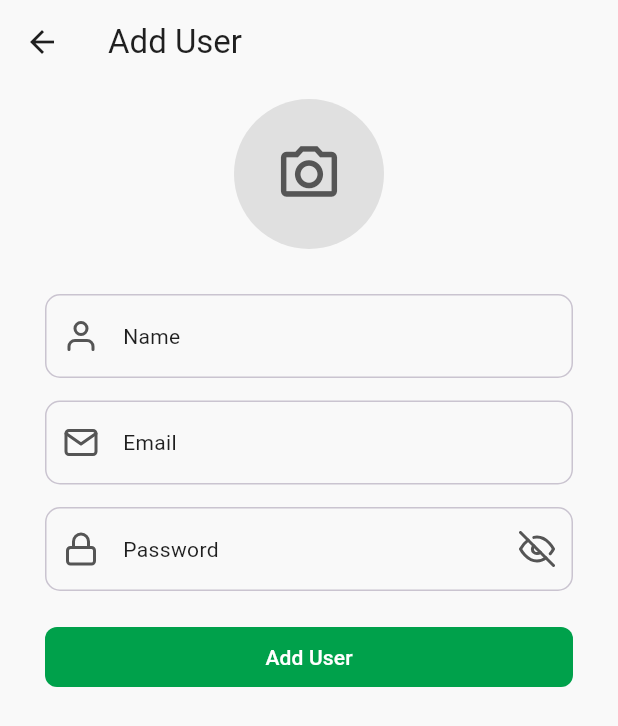
After one commit to Neel-Pandya/FreshCart-App, a Flutter app: the UserScreen screen opened directly, after a tap on the "add" icon, on a phone screen of 412 x 824 dp. The commit adds this screen. Shown: the top 726 px of the screen. Run offline on Flutter 3.47's test engine with Material 3 defaults, Android fonts, the phone set to English and light mode, and no system bars; our stand-ins replace flutter_feather_icons, flutter_riverpod, flutter_svg, form_field_validator, google_fonts, pin_code_fields and 2 more.

Commit message:
Add user management screens and routing to admin panel
Introduces user management functionality to the admin panel, including user listing, add user, and update user screens. Adds user data model, sample data, and related widgets for user forms and list items. Updates admin routes and master layout to integrate the new user management features.

```diff
--- a/frontend/lib/core/routes/admin_routes.dart
+++ b/frontend/lib/core/routes/admin_routes.dart
@@ -1,6 +1,7 @@
 import 'package:flutter/material.dart';
 import 'package:frontend/modules/admin/category/screens/add_category_screen.dart';
 import 'package:frontend/modules/admin/product/screens/add_product_screen.dart';
+import 'package:frontend/modules/admin/user/screens/add_user_screen.dart';
 import 'package:frontend/layout/admin_master_layout.dart';
 
 class AdminRoutes {
@@ -9,9 +10,11 @@ class AdminRoutes {
   static const master = '/admin/master';
   static const addProduct = '/admin/addProduct';
   static const addCategory = '/admin/addCategory';
+  static const addUser = '/admin/addUser';
   static Map<String, WidgetBuilder> routes = {
     master: (context) => const AdminMasterLayout(),
     addProduct: (context) => const AddProductScreen(),
     addCategory: (context) => const AddCategoryScreen(),
+    addUser: (context) => const AddUserScreen(),
   };
 }
--- a/frontend/lib/layout/admin_master_layout.dart
+++ b/frontend/lib/layout/admin_master_layout.dart
@@ -5,6 +5,7 @@ import 'package:frontend/core/widgets/drawer_navigation.dart';
 import 'package:frontend/modules/admin/category/screens/category_screen.dart';
 import 'package:frontend/modules/admin/dashboard/screens/dashboard_screen.dart';
 import 'package:frontend/modules/admin/product/screens/products_screen.dart';
+import 'package:frontend/modules/admin/user/screens/user_screen.dart';
 
 class AdminMasterLayout extends ConsumerStatefulWidget {
   const AdminMasterLayout({super.key});
@@ -19,7 +20,7 @@ class _AdminMasterLayoutState extends ConsumerState<AdminMasterLayout> {
     {'title': 'Products', 'widget': ProductsScreen()},
     {'title': 'Orders', 'widget': Placeholder()},
     {'title': 'Categories', 'widget': CategoryScreen()},
-    {'title': 'Users', 'widget': Placeholder()},
+    {'title': 'Users', 'widget': UserScreen()},
     {'title': 'Settings', 'widget': Placeholder()},
   ];
 
--- /dev/null
+++ b/frontend/lib/modules/admin/user/data/user_data.dart
@@ -0,0 +1,10 @@
+import 'package:frontend/modules/admin/user/models/user.dart';
+
+final userData = const <User>[
+  User(
+    userId: '1',
+    name: 'Neel Pandya',
+    email: 'neelpandya2601@gmail.com',
+    imageUrl: 'assets/images/user/common_profile.png',
+  ),
+];
--- /dev/null
+++ b/frontend/lib/modules/admin/user/models/user.dart
@@ -0,0 +1,13 @@
+class User {
+  final String userId;
+  final String name;
+  final String email;
+  final String imageUrl;
+
+  const User({
+    required this.userId,
+    required this.name,
+    required this.email,
+    required this.imageUrl,
+  });
+}
--- /dev/null
+++ b/frontend/lib/modules/admin/user/screens/add_user_screen.dart
@@ -0,0 +1,21 @@
+import 'package:flutter/material.dart';
+import 'package:frontend/modules/admin/user/widgets/add_user_form.dart';
+
+class AddUserScreen extends StatelessWidget {
+  const AddUserScreen({super.key});
+
+  @override
+  Widget build(BuildContext context) {
+    return Scaffold(
+      appBar: AppBar(title: const Text('Add User')),
+      body: const SafeArea(
+        child: SingleChildScrollView(
+          child: Padding(
+            padding: EdgeInsets.symmetric(horizontal: 30, vertical: 10),
+            child: AddUserForm(),
+          ),
+        ),
+      ),
+    );
+  }
+}
--- /dev/null
+++ b/frontend/lib/modules/admin/user/screens/update_user_screen.dart
@@ -0,0 +1,24 @@
+import 'package:flutter/material.dart';
+import 'package:frontend/modules/admin/user/models/user.dart';
+import 'package:frontend/modules/admin/user/widgets/update_user_form.dart';
+
+class UpdateUserScreen extends StatelessWidget {
+  const UpdateUserScreen({super.key, required this.user});
+
+  final User user;
+
+  @override
+  Widget build(BuildContext context) {
+    return Scaffold(
+      appBar: AppBar(title: const Text('Update User')),
+      body: SafeArea(
+        child: SingleChildScrollView(
+          child: Padding(
+            padding: const EdgeInsets.symmetric(horizontal: 30, vertical: 10),
+            child: UpdateUserForm(user: user),
+          ),
+        ),
+      ),
+    );
+  }
+}
--- /dev/null
+++ b/frontend/lib/modules/admin/user/screens/user_screen.dart
@@ -0,0 +1,30 @@
+import 'package:flutter/material.dart';
+import 'package:frontend/core/routes/admin_routes.dart';
+import 'package:frontend/modules/admin/user/data/user_data.dart';
+import 'package:frontend/modules/admin/user/widgets/user_list_item.dart';
+
+class UserScreen extends StatelessWidget {
+  const UserScreen({super.key});
+
+  @override
+  Widget build(BuildContext context) {
+    return Scaffold(
+      floatingActionButton: FloatingActionButton(
+        onPressed: () {
+          Navigator.of(context).pushNamed(AdminRoutes.addUser);
+        },
+        elevation: 0,
+        shape: const CircleBorder(),
+        child: const Icon(Icons.add),
+      ),
+      body: Padding(
+        padding: const EdgeInsets.all(20),
+        child: ListView.separated(
+          itemCount: userData.length,
+          itemBuilder: (context, index) => UserListItem(user: userData[index]),
+          separatorBuilder: (context, index) => const SizedBox(height: 10),
+        ),
+      ),
+    );
+  }
+}
--- /dev/null
+++ b/frontend/lib/modules/admin/user/widgets/add_user_form.dart
@@ -0,0 +1,142 @@
+import 'package:flutter/material.dart';
+import 'package:flutter_feather_icons/flutter_feather_icons.dart';
+import 'package:form_field_validator/form_field_validator.dart';
+import 'package:frontend/core/theme/app_colors.dart';
+import 'package:frontend/core/widgets/form_textfield.dart';
+import 'package:frontend/core/widgets/primary_button.dart';
+import 'package:frontend/core/utils/toaster.dart';
+
+class AddUserForm extends StatefulWidget {
+  const AddUserForm({super.key});
+
+  @override
+  State<AddUserForm> createState() => _AddUserFormState();
+}
+
+class _AddUserFormState extends State<AddUserForm> {
+  final _formKey = GlobalKey<FormState>();
+  bool _isPasswordVisible = false;
+
+  late final TextEditingController _nameController, _emailController, _passwordController;
+
+  void _handleAddUser() {
+    if (!_formKey.currentState!.validate()) return;
+    FocusManager.instance.primaryFocus?.unfocus();
+    Toaster.showSuccessMessage(context: context, message: 'User added successfully');
+    // close the form after 2 seconds
+    Future.delayed(const Duration(seconds: 2), () {
+      if (!mounted) return;
+      Navigator.of(context).pop();
+    });
+  }
+
+  @override
+  void initState() {
+    super.initState();
+    _nameController = TextEditingController();
+    _emailController = TextEditingController();
+    _passwordController = TextEditingController();
+  }
+
+  @override
+  void dispose() {
+    _nameController.dispose();
+    _emailController.dispose();
+    _passwordController.dispose();
+    super.dispose();
+  }
+
+  @override
+  Widget build(BuildContext context) {
+    return Form(
+      key: _formKey,
+      child: Column(
+        crossAxisAlignment: CrossAxisAlignment.stretch,
+        children: [
+          Center(
+            child: Container(
+              decoration: BoxDecoration(
+                borderRadius: BorderRadius.circular(100),
+                color: AppColors.border,
+              ),
+              height: 100,
+              width: 100,
+              child: const Icon(Icons.camera_alt_outlined, color: AppColors.iconColor, size: 45),
+            ),
+          ),
+
+          const SizedBox(height: 30),
+
+          FormTextField(
+            labelText: 'Name',
+            filled: false,
+            controller: _nameController,
+            hintText: 'Enter User Name',
+            validator: MultiValidator([
+              RequiredValidator(errorText: 'Name is required'),
+              MinLengthValidator(3, errorText: 'Name must be at least 3 characters long'),
+              MaxLengthValidator(100, errorText: 'Name must be at most 100 characters long'),
+              PatternValidator(
+                r'^[a-zA-Z0-9 ]+$',
+                errorText: 'Name must contain only letters, numbers, and spaces',
+              ),
+            ]).call,
+            prefixIcon: FeatherIcons.user,
+          ),
+
+          const SizedBox(height: 15),
+
+          FormTextField(
+            labelText: 'Email',
+            filled: false,
+            controller: _emailController,
+            hintText: 'Enter User Email',
+            validator: MultiValidator([
+              RequiredValidator(errorText: 'Email is required'),
+              EmailValidator(errorText: 'Invalid email address'),
+            ]).call,
+            prefixIcon: FeatherIcons.mail,
+          ),
+
+          const SizedBox(height: 15),
+
+          FormTextField(
+            labelText: 'Password',
+            filled: false,
+            suffixIcon: _isPasswordVisible ? FeatherIcons.eye : FeatherIcons.eyeOff,
+            onSuffixTap: () => setState(() => _isPasswordVisible = !_isPasswordVisible),
+            controller: _passwordController,
+            obscureText: !_isPasswordVisible,
+            hintText: 'Enter User Password',
+            validator: MultiValidator([
+              RequiredValidator(errorText: 'Password is required'),
+              MinLengthValidator(6, errorText: 'Password must be at least 6 characters long'),
+              MaxLengthValidator(100, errorText: 'Password must be at most 100 characters long'),
+              PatternValidator(
+                r'^(?=.*[A-Z]).+$',
+                errorText: 'Must contain at least one uppercase letter',
+              ),
+
+              PatternValidator(
+                r'^(?=.*[a-z]).+$',
+                errorText: 'Must contain at least one lowercase letter',
+              ),
+
+              PatternValidator(r'^(?=.*\d).+$', errorText: 'Must contain at least one number'),
+
+              PatternValidator(
+                r'^(?=.*[!@#$%^&*()_+{}\[\]:;<>,.?~\\/-]).+$',
+                errorText: 'Must contain at least one special character',
+              ),
+            ]).call,
+            prefixIcon: FeatherIcons.lock,
+          ),
+
+          const SizedBox(height: 20),
+
+          PrimaryButton(text: 'Add User', onPressed: _handleAddUser),
+        ],
+      ),
+    );
+  }
+}
--- /dev/null
+++ b/frontend/lib/modules/admin/user/widgets/user_list_item.dart
@@ -0,0 +1,95 @@
+import 'package:flutter/material.dart';
+import 'package:flutter_feather_icons/flutter_feather_icons.dart';
+import 'package:frontend/core/theme/app_colors.dart';
+import 'package:frontend/core/theme/app_typography.dart';
+import 'package:frontend/core/utils/toaster.dart';
+import 'package:frontend/modules/admin/user/models/user.dart';
+import 'package:frontend/modules/admin/user/screens/update_user_screen.dart';
+
+class UserListItem extends StatelessWidget {
+  const UserListItem({super.key, required this.user});
+  final User user;
+
+  void _handleDeleteUser(BuildContext context) {
+    showDialog(
+      context: context,
+      builder: (ctx) => AlertDialog(
+        icon: const Icon(Icons.warning_amber_outlined, color: AppColors.error),
+        title: Text(
+          'Delete User',
+          style: AppTypography.titleLargeEmphasized.copyWith(color: AppColors.textPrimary),
+        ),
+        content: Text(
+          textAlign: TextAlign.center,
+          'Are you sure you want to delete this user?',
+          style: AppTypography.bodyMedium.copyWith(color: AppColors.textPrimary),
+        ),
+        actionsAlignment: MainAxisAlignment.spaceAround,
+        actions: [
+          TextButton(
+            style: TextButton.styleFrom(
+              foregroundColor: AppColors.textSecondary,
+              backgroundColor: Colors.transparent,
+            ),
+            onPressed: () {
+              Navigator.of(ctx).pop();
+            },
+            child: Text(
+              'Cancel',
+              style: AppTypography.bodyMedium.copyWith(color: AppColors.textSecondary),
+            ),
+          ),
+          TextButton(
+            style: TextButton.styleFrom(
+              foregroundColor: AppColors.error,
+              backgroundColor: Colors.transparent,
+            ),
+            onPressed: () {
+              Toaster.showSuccessMessage(context: context, message: 'User deleted successfully');
+              Navigator.of(ctx).pop();
+            },
+            child: Text('Delete', style: AppTypography.bodyMedium.copyWith(color: AppColors.error)),
+          ),
+        ],
+      ),
+    );
+  }
+
+  @override
+  Widget build(BuildContext context) {
+    return ListTile(
+      tileColor: Colors.white,
+      contentPadding: const EdgeInsets.all(10),
+      shape: RoundedRectangleBorder(
+        borderRadius: BorderRadius.circular(12),
+        side: const BorderSide(color: Color(0xFFCAC4D0), width: 1),
+      ),
+      leading: ClipRRect(
+        borderRadius: BorderRadius.circular(100),
+        child: Image.asset(user.imageUrl, height: 48, width: 48),
+      ),
+      title: Text(
+        user.name,
+        style: AppTypography.titleMedium.copyWith(color: AppColors.textPrimary),
+      ),
+
+      trailing: Row(
+        mainAxisSize: MainAxisSize.min,
+        children: <IconButton>[
+          IconButton(
+            onPressed: () {
+              Navigator.of(
+                context,
+              ).push(MaterialPageRoute(builder: (context) => UpdateUserScreen(user: user)));
+            },
+            icon: const Icon(Icons.edit_outlined, color: AppColors.primary),
+          ),
+          IconButton(
+            onPressed: () => _handleDeleteUser(context),
+            icon: const Icon(FeatherIcons.trash2, color: AppColors.error),
+          ),
+        ],
+      ),
+    );
+  }
+}
```
Also changed, not shown: frontend/lib/modules/admin/user/widgets/update_user_form.dart (added, +138 -0 lines).
